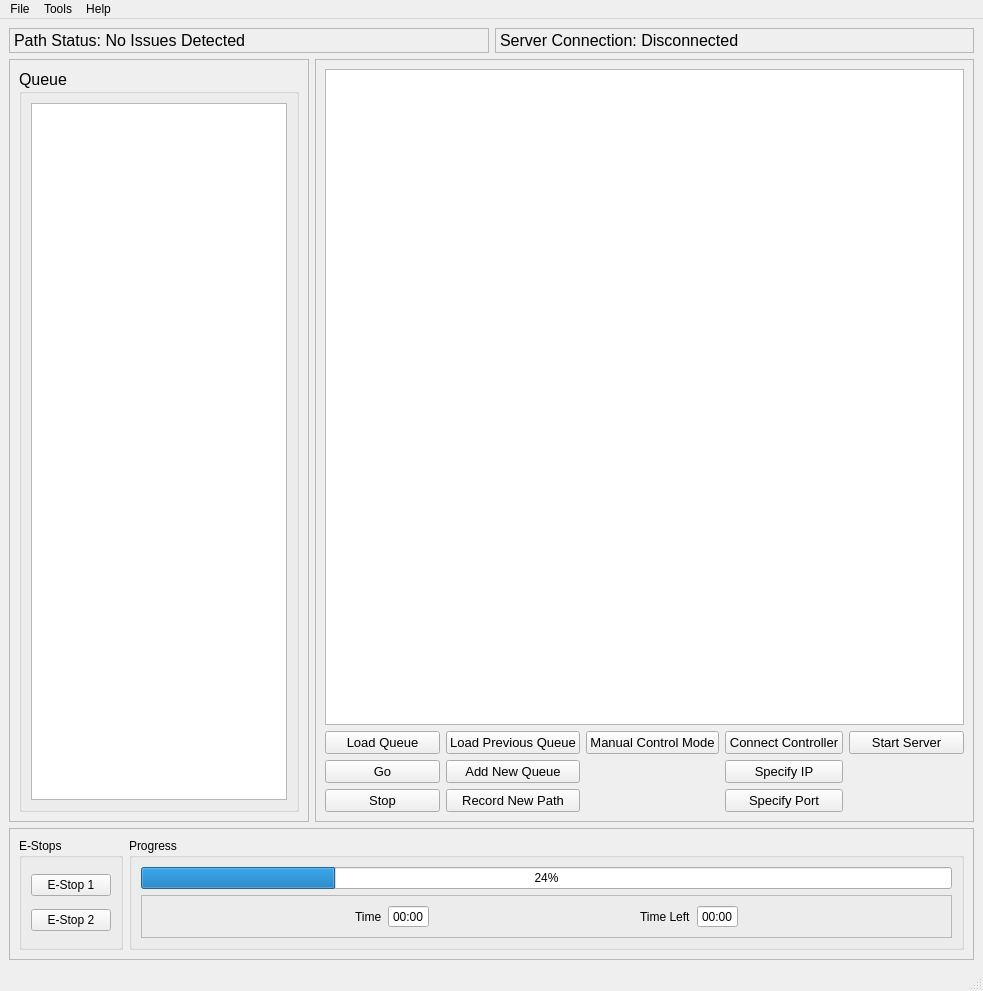
This is main_window_robot.ui in rybitski/scenery-robot as Qt 5 draws it before an edit. The edited form follows.
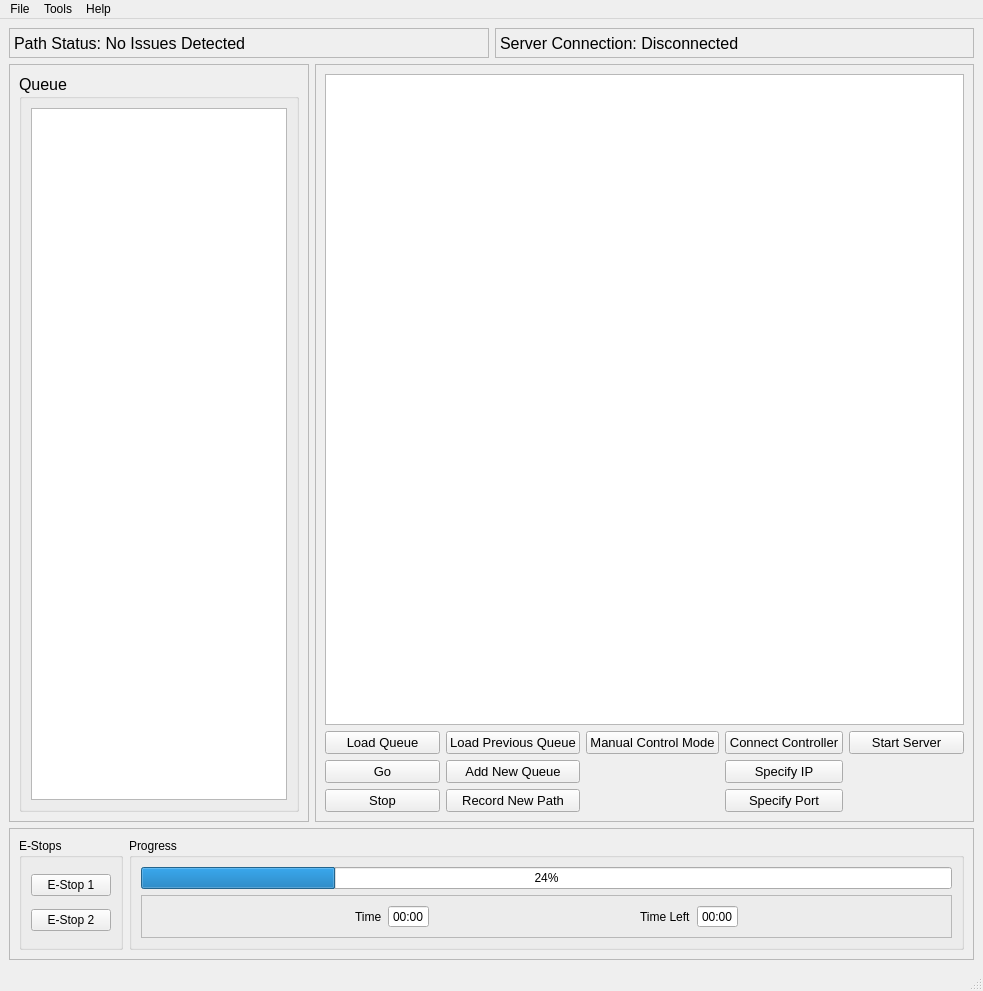
This is the edited form.

Commit message: fixed label resizing issue

Diff of the .ui file:
```diff
--- a/main_window_robot.ui
+++ b/main_window_robot.ui
@@ -26,7 +26,7 @@
       <property name="minimumSize">
        <size>
         <width>0</width>
-        <height>25</height>
+        <height>30</height>
        </size>
       </property>
       <property name="maximumSize">
```
